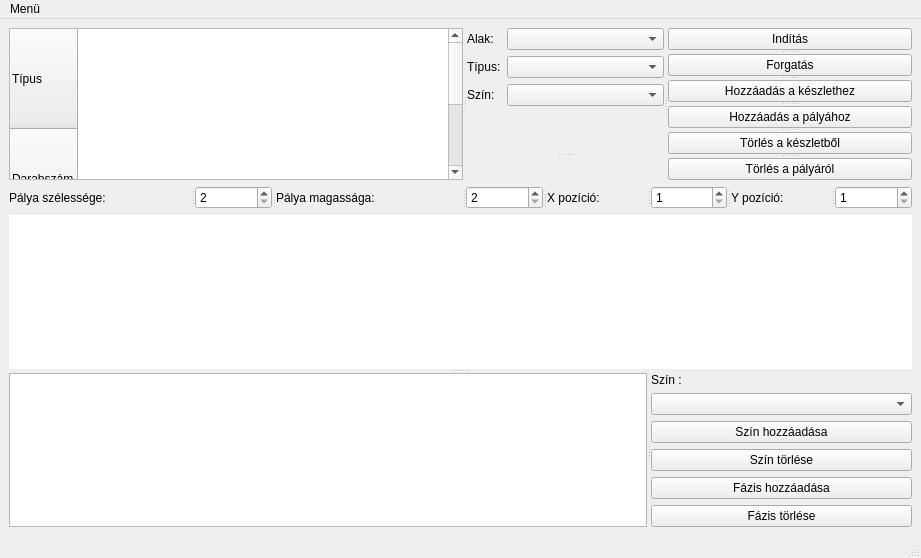
Qt form mainwindow.ui (bogyo0504/beadando_2) before a commit.
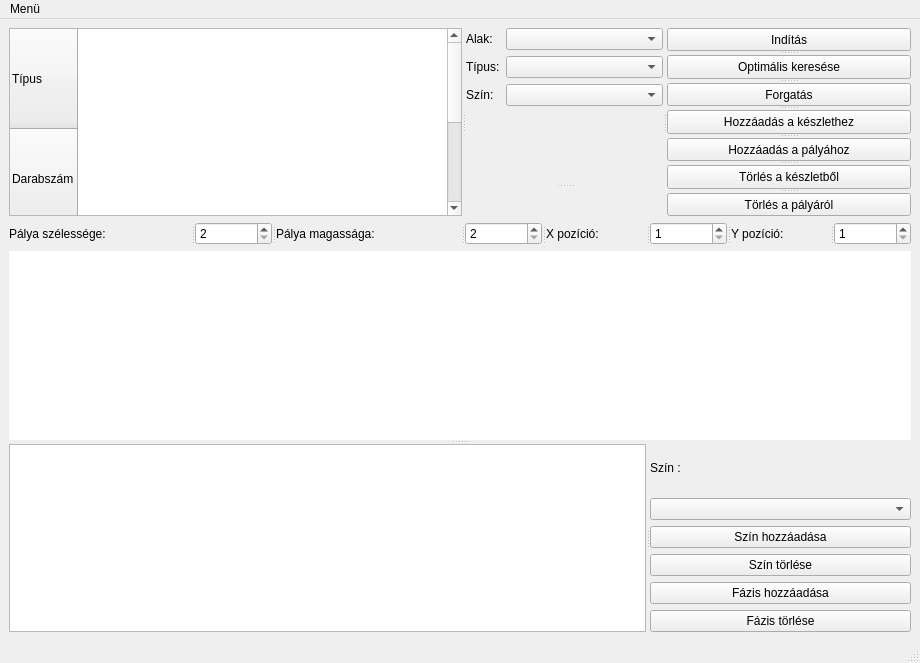
The same form after that commit.

```diff
--- a/mainwindow.ui
+++ b/mainwindow.ui
@@ -6,8 +6,8 @@
    <rect>
     <x>0</x>
     <y>0</y>
-    <width>921</width>
-    <height>558</height>
+    <width>920</width>
+    <height>663</height>
    </rect>
   </property>
   <property name="windowTitle">
@@ -116,6 +116,11 @@
           <string>Indítás</string>
          </property>
         </widget>
+        <widget class="QPushButton" name="optimal">
+         <property name="text">
+          <string>Optimális keresése</string>
+         </property>
+        </widget>
         <widget class="QPushButton" name="rotate">
          <property name="text">
           <string>Forgatás</string>
@@ -299,7 +304,7 @@
     <rect>
      <x>0</x>
      <y>0</y>
-     <width>921</width>
+     <width>920</width>
      <height>22</height>
     </rect>
    </property>
```
